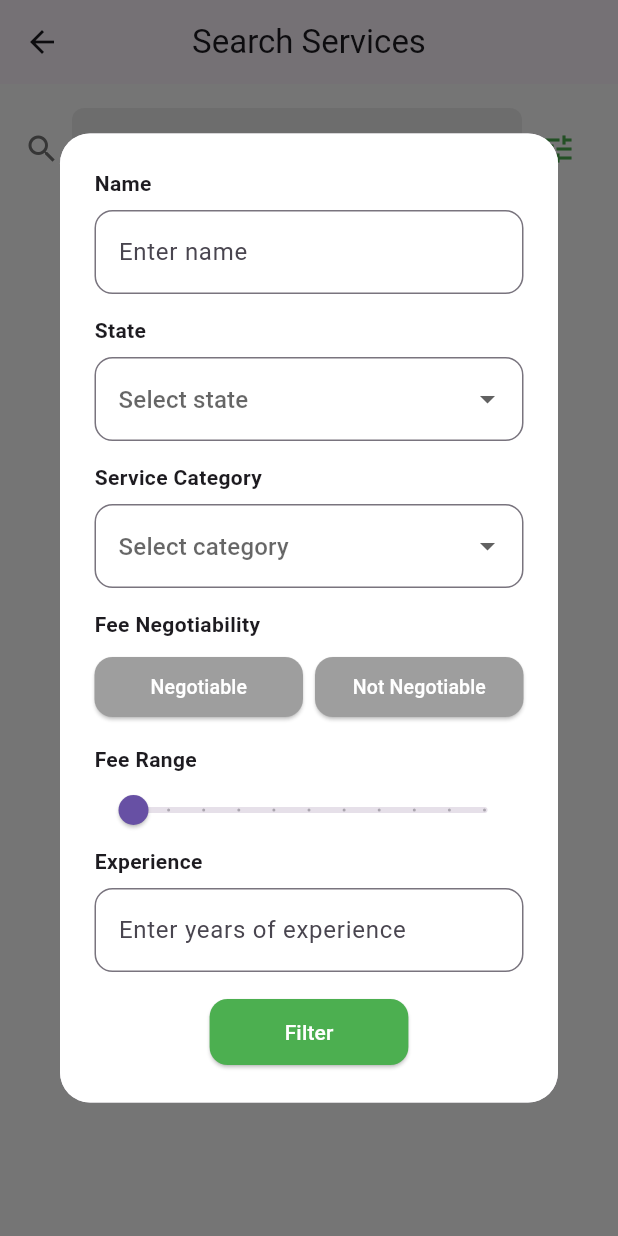
After one commit to Hiba-Bahri/Eventy-Project, a Flutter app: the SearchPage screen opened directly, after a tap on the "tune" icon, on a phone screen of 412 x 824 dp. The commit adds this screen. Run offline on Flutter 3.47's test engine with Material 3 defaults, Android fonts, the phone set to English and light mode, and no system bars; our stand-ins replace carousel_slider, cloud_firestore, firebase_auth, firebase_core, fluttertoast, lottie and 2 more; accounts and stored records are empty; network calls fail.

Commit message:
Search Functionality

```diff
--- a/eventy/lib/core/providers/service_provider.dart
+++ b/eventy/lib/core/providers/service_provider.dart
@@ -1,4 +1,5 @@
 import 'package:eventy/core/services/firebase_service_services.dart';
+import 'package:eventy/data/models/Service.dart';
 //import 'package:eventy/data/models/service.dart';
 import 'package:firebase_auth/firebase_auth.dart';
 import 'package:flutter/material.dart';
@@ -6,21 +7,71 @@ import 'package:flutter/material.dart';
 class ServiceProvider with ChangeNotifier {
   final servicesService = FirebaseServiceServices();
   bool loading = true;
-  List services = [];
+  List<Service> services = [];
+  List<Service> filteredServices = [];
   User? user;
 
   Future<void> getServices() async {
-
-    await Future.delayed(const Duration(seconds: 1));
-
     try {
       services = await servicesService.getAllServices();
-      print("------------------------------");
+      filteredServices = services;
       loading = false;
       notifyListeners();
     } catch (e) {
       throw Exception("Fetch failed: $e");
     }
+  }
+
+  void resetFilters() {
+  filteredServices = services;
+  notifyListeners();
+}
+
+
+  void filterServices(String query) {
+    if (query.isEmpty) {
+      filteredServices = services;
+    } else {
+      filteredServices = services
+          .where((service) =>
+              service.label.toLowerCase().contains(query.toLowerCase()))
+          .toList();
+    }
+    notifyListeners();
+  }
+
+  void filterServicesByFilters(
+    String? label,
+    String? state,
+    String? category,
+    bool? isFeeNegotiable,
+    double? feeRange,
+    int? experience,
+  ) {
+    print(
+        "---------------------- $label, $state, $category, $isFeeNegotiable, $feeRange, $experience");
+
+    filteredServices = services.where((service) {
+      final matchesLabel = (label == null) || (service.label == label);
+      final matchesState = (state == null) || (service.state == state);
+      final matchesCategory =
+          (category == null) || (service.category == category);
+      final matchesNegotiable = (isFeeNegotiable == null) ||
+          (service.isFeeNegotiable == isFeeNegotiable);
+      final matchesFee = (feeRange == null) || (service.fee <= feeRange);
+      final matchesExperience =
+          (experience == 0) || (service.experience >= experience!);
+      print("-------------------$matchesState");
+      return matchesLabel &&
+          matchesState &&
+          matchesCategory &&
+          matchesNegotiable &&
+          matchesFee &&
+          matchesExperience;
+    }).toList();
+    print(filteredServices);
+
+    notifyListeners();
   }
 
   /*Future<void> addService(Service service) async {
--- a/eventy/lib/core/services/firebase_service_services.dart
+++ b/eventy/lib/core/services/firebase_service_services.dart
@@ -14,7 +14,6 @@ class FirebaseServiceServices {
         services.add(ServiceModel.Service.fromSnapshot(
             doc as DocumentSnapshot<Map<String, dynamic>>));
       }
-      print("----------------------------------------");
       return services;
     } catch (e) {
       print('Failed to fetch service data: $e');
--- a/eventy/lib/data/models/service.dart
+++ b/eventy/lib/data/models/service.dart
@@ -2,6 +2,7 @@ import 'package:cloud_firestore/cloud_firestore.dart';
 
 class Service {
   final String id;
+  final String state;
   final String category;
   final String description;
   final int experience;
@@ -12,6 +13,7 @@ class Service {
 
   const Service({
     required this.id,
+    required this.state,
     required this.category,
     required this.description,
     required this.experience,
@@ -25,6 +27,7 @@ class Service {
     return {
       'id': id,
       'category': category,
+      'state': state,
       'description': description,
       'experience': experience,
       'fee': fee,
@@ -39,6 +42,7 @@ class Service {
     return Service(
       id: snapshot.id,
       category: data['category'],
+      state: data['state'],
       description: data['description'] ?? '',
       experience: data['experience'] ?? 0,
       fee: data['fee'] ?? 0.0,
--- a/eventy/lib/features/home/screens/home.dart
+++ b/eventy/lib/features/home/screens/home.dart
@@ -1,8 +1,8 @@
 import 'package:carousel_slider/carousel_slider.dart';
 import 'package:eventy/core/providers/service_provider.dart';
+import 'package:eventy/features/home/screens/search_page.dart';
 import 'package:eventy/features/home/widgets/bordered_image.dart';
 import 'package:eventy/features/home/widgets/category_card.dart';
-import 'package:eventy/features/home/widgets/search.dart';
 import 'package:eventy/features/home/widgets/service_card.dart';
 import 'package:flutter/material.dart';
 import 'package:provider/provider.dart';
@@ -29,7 +29,14 @@ class _Home extends State<Home> {
           crossAxisAlignment: CrossAxisAlignment.start,
           children: [
             const SizedBox(height: 20),
-            search_section(),
+            IconButton(
+              iconSize: 20,
+              icon: Icon(Icons.search, color: Colors.grey[600]),
+              onPressed: () => Navigator.of(context).push(
+                MaterialPageRoute(builder: (_) => const SearchPage()),
+              ),
+              color: const Color.fromARGB(255, 132, 97, 97),
+            ),
             const SizedBox(height: 20.0),
             CarouselSlider(
               options: CarouselOptions(
@@ -71,7 +78,26 @@ class _Home extends State<Home> {
               ),
             ),
             const SizedBox(height: 16.0),
-            const ServiceCardGrid(),
+            Consumer<ServiceProvider>(
+              builder: (context, serviceProvider, _) {
+                if (serviceProvider.loading) {
+                  return const Center(child: CircularProgressIndicator());
+                }
+
+                if (serviceProvider.services.isEmpty) {
+                  return const Center(
+                    child: Text(
+                      "No services yet.",
+                      style: TextStyle(fontSize: 18),
+                    ),
+                  );
+                }
+
+                return ServiceCardGrid(
+                  services: serviceProvider.services,
+                );
+              },
+            ),
           ],
         ),
       ),
--- /dev/null
+++ b/eventy/lib/features/home/screens/search_page.dart
@@ -0,0 +1,149 @@
+import 'package:eventy/core/providers/service_provider.dart';
+import 'package:eventy/features/home/widgets/filter.dart';
+import 'package:eventy/features/home/widgets/service_card.dart';
+import 'package:flutter/material.dart';
+import 'package:provider/provider.dart';
+
+class SearchPage extends StatefulWidget {
+  const SearchPage({super.key});
+
+  @override
+  _SearchPageState createState() => _SearchPageState();
+}
+
+class _SearchPageState extends State<SearchPage> {
+  final TextEditingController _searchController = TextEditingController();
+  bool filtersApplied = false;
+  int i = 1;
+
+  @override
+  void initState() {
+    super.initState();
+
+    final serviceProvider =
+        Provider.of<ServiceProvider>(context, listen: false);
+    if (serviceProvider.services.isEmpty) {
+      serviceProvider.getServices();
+    }
+  }
+
+  void _onSearchChanged(String query) {
+    if (query == "") {
+      _clearFilters();
+      return;
+    }
+    print(++i);
+    filtersApplied = true;
+    Provider.of<ServiceProvider>(context, listen: false).filterServices(query);
+  }
+
+  void _clearFilters() {
+    filtersApplied = false;
+    _searchController.clear();
+    Provider.of<ServiceProvider>(context, listen: false).resetFilters();
+  }
+
+  @override
+  Widget build(BuildContext context) {
+    return Scaffold(
+      appBar: AppBar(
+        title: const Text('Search Services'),
+        centerTitle: true,
+      ),
+      body: Column(
+        children: [
+          Container(
+            padding: const EdgeInsets.all(16.0),
+            child: Row(
+              children: [
+                Icon(Icons.search, color: Colors.grey[600]),
+                const SizedBox(width: 8),
+                Expanded(
+                  child: Container(
+                    padding:
+                        const EdgeInsets.symmetric(horizontal: 16, vertical: 3),
+                    decoration: BoxDecoration(
+                      color: Colors.grey[200],
+                      borderRadius: BorderRadius.circular(8),
+                    ),
+                    child: TextField(
+                      controller: _searchController,
+                      onChanged: _onSearchChanged,
+                      decoration: const InputDecoration(
+                        hintText: 'Enter the name of service ',
+                        border: InputBorder.none,
+                      ),
+                    ),
+                  ),
+                ),
+                IconButton(
+                  icon: const Icon(Icons.tune, color: Colors.green),
+                  onPressed: () async {
+                    final filterData = await showDialog(
+                      context: context,
+                      builder: (context) => FilterDialog(),
+                    );
+
+                    if (filterData != null) {
+                      print("--------------$filterData");
+                      Provider.of<ServiceProvider>(context, listen: false)
+                          .filterServicesByFilters(
+                              filterData['label'],
+                              filterData['state'],
+                              filterData['category'],
+                              filterData['isNegotiable'],
+                              filterData['priceRange'],
+                              filterData['experience']);
+                      filtersApplied = filterData['filtersApplied'];
+                    }
+                  },
+                ),
+              ],
+            ),
+          ),
+
+          // "Remove Filters" Button
+          Consumer<ServiceProvider>(
+            builder: (context, serviceProvider, _) {
+              if (filtersApplied) {
+                return Padding(
+                  padding: const EdgeInsets.all(8.0),
+                  child: ElevatedButton(
+                    onPressed: _clearFilters,
+                    child: const Text("Remove Filters"),
+                  ),
+                );
+              }
+              return const SizedBox
+                  .shrink();
+            },
+          ),
+
+          // Filtered Services
+          Expanded(
+            child: Consumer<ServiceProvider>(
+              builder: (context, serviceProvider, _) {
+                if (serviceProvider.loading) {
+                  return const Center(child: CircularProgressIndicator());
+                }
+
+                if (serviceProvider.filteredServices.isEmpty) {
+                  return const Center(
+                    child: Text(
+                      "No matching services found.",
+                      style: TextStyle(fontSize: 18),
+                    ),
+                  );
+                }
+
+                return ServiceCardGrid(
+                  services: serviceProvider.filteredServices,
+                );
+              },
+            ),
+          ),
+        ],
+      ),
+    );
+  }
+}
--- /dev/null
+++ b/eventy/lib/features/home/widgets/filter.dart
@@ -0,0 +1,214 @@
+import 'package:flutter/material.dart';
+
+class FilterDialog extends StatefulWidget {
+  @override
+  _FilterDialogState createState() => _FilterDialogState();
+}
+
+class _FilterDialogState extends State<FilterDialog> {
+  String? stateValue;
+  String? categoryValue;
+  bool? isFeeNegotiable;
+  double feeRange = 0;
+  int experience = 0;
+  String? label;
+  bool filtersApplied = false;
+
+  @override
+  Widget build(BuildContext context) {
+    return Dialog(
+      shape: RoundedRectangleBorder(borderRadius: BorderRadius.circular(20)),
+      child: Container(
+        padding: const EdgeInsets.all(23),
+        decoration: BoxDecoration(
+          color: Colors.white,
+          borderRadius: BorderRadius.circular(20),
+        ),
+        child: SingleChildScrollView(
+          child: Column(
+            mainAxisSize: MainAxisSize.min,
+            crossAxisAlignment: CrossAxisAlignment.start,
+            children: [
+              const Text('Name', style: TextStyle(fontWeight: FontWeight.bold)),
+              const SizedBox(height: 8),
+              TextField(
+                decoration: InputDecoration(
+                  hintText: 'Enter name',
+                  border: OutlineInputBorder(
+                    borderRadius: BorderRadius.circular(12),
+                  ),
+                ),
+                onChanged: (value) => setState(() => label = value),
+              ),
+              const SizedBox(height: 14),
+
+              const Text('State', style: TextStyle(fontWeight: FontWeight.bold)),
+              const SizedBox(height: 8),
+              DropdownButtonFormField<String>(
+                value: stateValue,
+                items: [
+                  'Ariana',
+                  'Beja',
+                  'Ben Arous',
+                  'Bizerte',
+                  'Gabes',
+                  'Gafsa',
+                  'Jendouba',
+                  'Kairaouan',
+                  'Kasserine',
+                  'Kebili',
+                  'Le Keef',
+                  'Mahdia',
+                  'La Manouba',
+                  'Medenine',
+                  'Monastir',
+                  'Nabeul',
+                  'Sfax',
+                  'Sidi Bouzid',
+                  'Siliana',
+                  'Sousse',
+                  'Tataouine',
+                  'Tozeur',
+                  'Tunis',
+                  'Zaghouan'
+                ]
+                    .map((state) => DropdownMenuItem(
+                          value: state,
+                          child: Text(state),
+                        ))
+                    .toList(),
+                onChanged: (value) => setState(() => stateValue = value),
+                decoration: InputDecoration(
+                  hintText: 'Select state',
+                  border: OutlineInputBorder(
+                    borderRadius: BorderRadius.circular(12),
+                  ),
+                ),
+              ),
+              const SizedBox(height: 14),
+
+              const Text('Service Category',
+                  style: TextStyle(fontWeight: FontWeight.bold)),
+              const SizedBox(height: 8),
+              DropdownButtonFormField<String>(
+                value: categoryValue,
+                items: ['Catering', 'Delivery', 'Photography']
+                    .map((category) => DropdownMenuItem(
+                          value: category,
+                          child: Text(category),
+                        ))
+                    .toList(),
+                onChanged: (value) => setState(() => categoryValue = value),
+                decoration: InputDecoration(
+                  hintText: 'Select category',
+                  border: OutlineInputBorder(
+                    borderRadius: BorderRadius.circular(12),
+                  ),
+                ),
+              ),
+              const SizedBox(height: 14),
+
+              const Text('Fee Negotiability',
+                  style: TextStyle(fontWeight: FontWeight.bold)),
+              const SizedBox(height: 8),
+              Row(
+                children: [
+                  Expanded(
+                    child: ElevatedButton(
+                      style: ElevatedButton.styleFrom(
+                        shape: RoundedRectangleBorder(
+                          borderRadius: BorderRadius.circular(12),
+                        ),
+                        backgroundColor: isFeeNegotiable == true
+                            ? Colors.green
+                            : Colors.grey,
+                      ),
+                      onPressed: () => setState(() => isFeeNegotiable = true),
+                      child: const Text('Negotiable', style: TextStyle(color: Colors.white, fontSize: 13),)
+                    ),
+                  ),
+                  const SizedBox(width: 8),
+                  Expanded(
+                    child: ElevatedButton(
+                      style: ElevatedButton.styleFrom(
+                        shape: RoundedRectangleBorder(
+                          borderRadius: BorderRadius.circular(12),
+                        ),
+                        backgroundColor: isFeeNegotiable == false
+                            ? Colors.red
+                            : Colors.grey,
+                      ),
+                      onPressed: () => setState(() => isFeeNegotiable = false),
+                      child: const Text('Not Negotiable', style: TextStyle(color: Colors.white, fontSize: 13),)
+                    ),
+                  ),
+                ],
+              ),
+              const SizedBox(height: 14),
+
+              const Text('Fee Range',
+                  style: TextStyle(fontWeight: FontWeight.bold)),
+              Slider(
+                value: feeRange,
+                min: 0,
+                max: 1000,
+                divisions: 10,
+                label: feeRange.toStringAsFixed(0),
+                onChanged: (value) => setState(() => feeRange = value),
+              ),
+
+              const Text('Experience',
+                  style: TextStyle(fontWeight: FontWeight.bold)),
+              const SizedBox(height: 8),
+              TextField(
+                keyboardType: TextInputType.number,
+                decoration: InputDecoration(
+                  hintText: 'Enter years of experience',
+                  border: OutlineInputBorder(
+                    borderRadius: BorderRadius.circular(12),
+                  ),
+                ),
+                onChanged: (value) {
+                  setState(() => experience = int.tryParse(value) ?? 0);
+                },
+              ),
+              const SizedBox(height: 16),
+
+              Center(
+                child: ElevatedButton(
+                  style: ElevatedButton.styleFrom(
+                    shape: RoundedRectangleBorder(
+                      borderRadius: BorderRadius.circular(12),
+                    ),
+                    backgroundColor: Colors.green,
+                    padding: const EdgeInsets.symmetric(
+                        horizontal: 50, vertical: 12),
+                  ),
+                  onPressed: () {
+                    filtersApplied = label == null &&
+                        stateValue == null &&
+                        categoryValue == null &&
+                        isFeeNegotiable == null &&
+                        feeRange == 0 &&
+                        experience == 0;
+                    Navigator.of(context).pop({
+                      'label': label,
+                      'state': stateValue,
+                      'category': categoryValue,
+                      'isFeeNegotiable': isFeeNegotiable,
+                      'feeRange': feeRange,
+                      'experience': experience,
+                      'filtersApplied': !filtersApplied
+                    });
+                  },
+                  child: const Text('Filter',
+                      style: TextStyle(color: Colors.white)),
+                ),
+              ),
+            ],
+          ),
+        ),
+      ),
+    );
+  }
+}
--- a/eventy/lib/features/home/widgets/search.dart
+++ b/eventy/lib/features/home/widgets/search.dart
@@ -16,7 +16,7 @@
               ),
               child: const TextField(
                 decoration: InputDecoration(
-                  hintText: 'Search Furniture',
+                  hintText: 'Enter the name of service ',
                   border: InputBorder.none,
                 ),
               ),
--- a/eventy/lib/features/home/widgets/service_card.dart
+++ b/eventy/lib/features/home/widgets/service_card.dart
@@ -1,37 +1,14 @@
-import 'package:eventy/core/providers/service_provider.dart';
 import 'package:flutter/material.dart';
-import 'package:provider/provider.dart';
+
+import '../../../data/models/Service.dart';
 
 class ServiceCardGrid extends StatelessWidget {
-  const ServiceCardGrid({super.key});
+  final List<Service> services;
+
+  const ServiceCardGrid({super.key, required this.services});
 
   @override
   Widget build(BuildContext context) {
-    return Consumer<ServiceProvider>(
-      builder: (context, serviceProvider, _) {
-        if (serviceProvider.loading) {
-          return const Center(child: CircularProgressIndicator());
-        }
-
-        if (serviceProvider.services.isEmpty) {
-          return const Center(
-            child: Column(
-              mainAxisAlignment: MainAxisAlignment.center,
-              children: [
-                Icon(Icons.cases_rounded, size: 100, color: Colors.grey),
-                SizedBox(height: 20),
-                Text(
-                  "No services yet!",
-                  style: TextStyle(
-                    fontSize: 18.0,
-                    fontWeight: FontWeight.bold,
-                  ),
-                ),
-              ],
-            ),
-          );
-        }
-
     return Padding(
       padding: const EdgeInsets.symmetric(horizontal: 16),
       child: GridView.builder(
@@ -39,13 +16,14 @@ class ServiceCardGrid extends StatelessWidget {
       physics: const NeverScrollableScrollPhysics(),
       gridDelegate: const SliverGridDelegateWithFixedCrossAxisCount(
         crossAxisCount: 2,
+        crossAxisSpacing: 12.0,
         mainAxisSpacing: 12.0,
-              crossAxisSpacing: 12.0,
-              childAspectRatio: 3 / 4,
+        childAspectRatio: 3 / 2,
       ),
-            itemCount: serviceProvider.services.length,
+      itemCount: services.length,
+
       itemBuilder: (context, index) {
-              final service = serviceProvider.services[index];
+        final service = services[index];
         return Card(
             elevation: 6.0,
             shape: RoundedRectangleBorder(
@@ -84,7 +62,5 @@ class ServiceCardGrid extends StatelessWidget {
         },
       ),
     );
-      },
-    );
   }
 }
--- a/eventy/lib/features/search.dart
+++ /dev/null
@@ -1,18 +0,0 @@
-import 'package:flutter/material.dart';
-
-class Search extends StatefulWidget {
-  const Search({super.key});
-
-  @override
-  _SearchState createState() => _SearchState();
-}
-
-class _SearchState extends State<Search> {
-  @override
-  Widget build(BuildContext context) {
-    return const Scaffold(
-
-    );
-  }
-
-}
```
Lines whose indentation alone changed are shown as unchanged.
